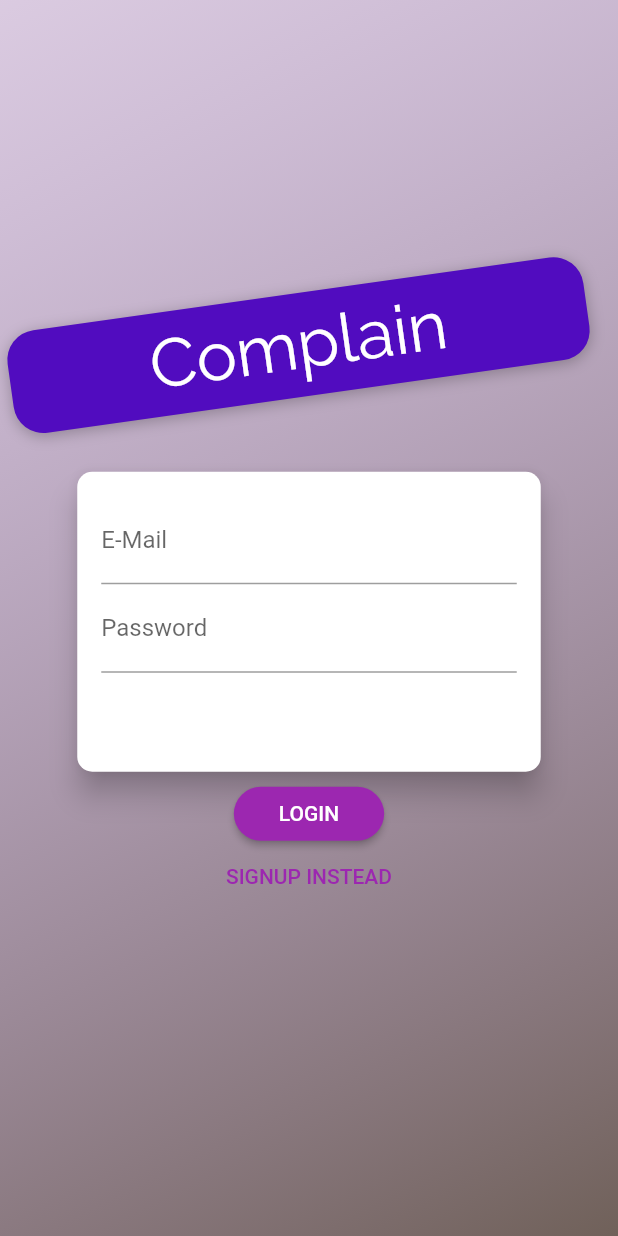
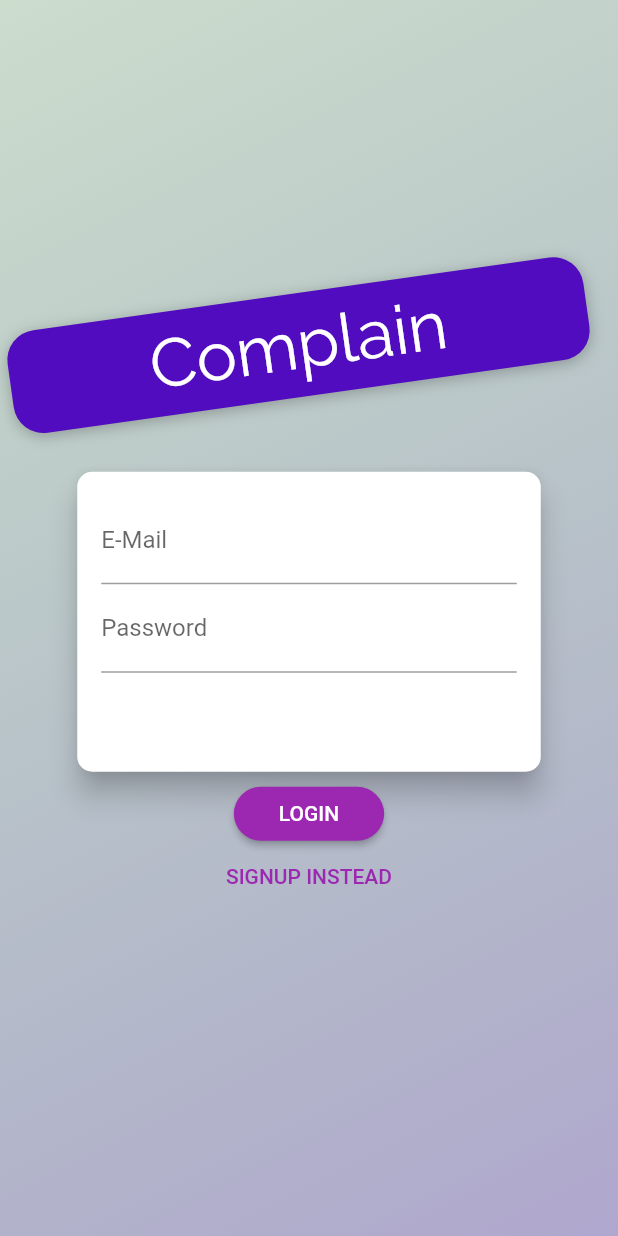
Before and after one commit to Ismail-Ai404/Flutter_complain_app, a Flutter app: the screen it shows after launch, on a phone screen of 412 x 824 dp. Run offline on Flutter 3.47's test engine with Material 2 defaults, Android fonts, the phone set to English and light mode, and no system bars; missing offline and left inert: dart:html.

Commit message:
Color improvement

```diff
--- a/Project/App/complain_app/lib/screens/auth_screen.dart
+++ b/Project/App/complain_app/lib/screens/auth_screen.dart
@@ -20,8 +20,8 @@ class AuthScreen extends StatelessWidget {
             decoration: BoxDecoration(
               gradient: LinearGradient(
                 colors: [
-                  Color.fromARGB(255, 134, 84, 214).withOpacity(0.3),
-                  Color.fromARGB(255, 51, 30, 30).withOpacity(0.7),
+                  Color.fromARGB(255, 86, 142, 150).withOpacity(0.3),
+                  Color.fromARGB(99, 142, 130, 196).withOpacity(0.7),
                 ],
                 begin: Alignment.topLeft,
                 end: Alignment.bottomRight,
```
